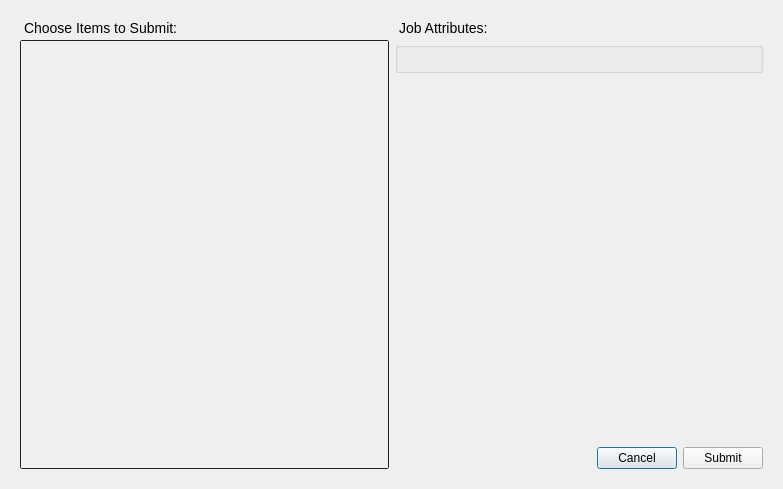
Qt form resources/dialog.ui (robblau/tk-multi-renderfarm) before a commit.
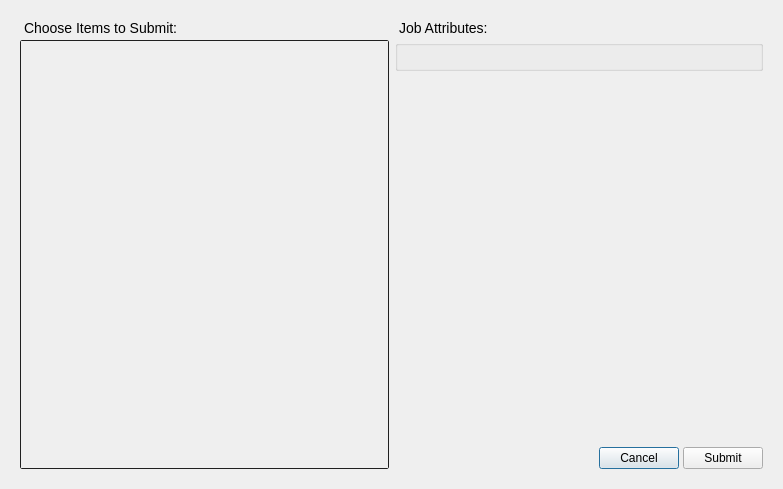
The same form after that commit. The open tabs and pages were chosen to show the change. Icons and pictures are not drawn.

Commit message: Adjust layout alignment

Diff of the .ui file:
```diff
--- a/resources/dialog.ui
+++ b/resources/dialog.ui
@@ -201,6 +201,9 @@
        </item>
        <item>
         <layout class="QVBoxLayout" name="verticalLayout">
+         <property name="spacing">
+          <number>4</number>
+         </property>
          <item>
           <widget class="QLabel" name="info_title_label">
            <property name="styleSheet">
@@ -227,7 +230,11 @@
            <property name="checkable">
             <bool>false</bool>
            </property>
-           <layout class="QGridLayout" name="gridLayout"/>
+           <layout class="QGridLayout" name="gridLayout">
+            <property name="topMargin">
+             <number>12</number>
+            </property>
+           </layout>
           </widget>
          </item>
          <item>
```
Left out of the diff: 4 changed lines with no effect on the pictures. The commit also changes 1 other file.
